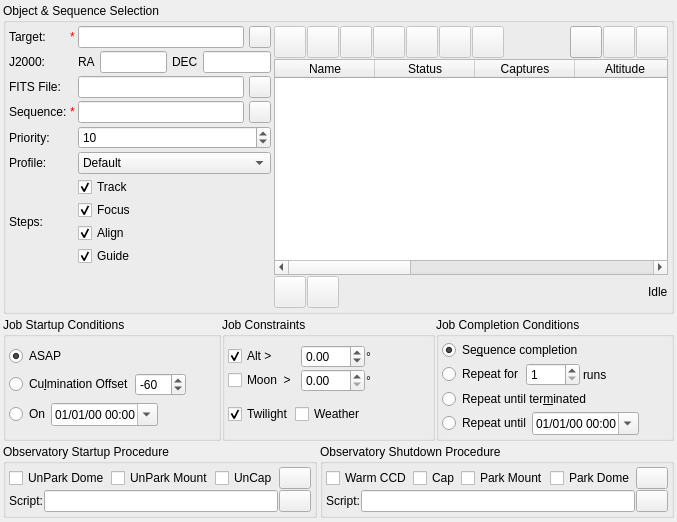
Old version of the form kstars/ekos/scheduler/scheduler.ui in the repository sterne-jaeger/kstars.
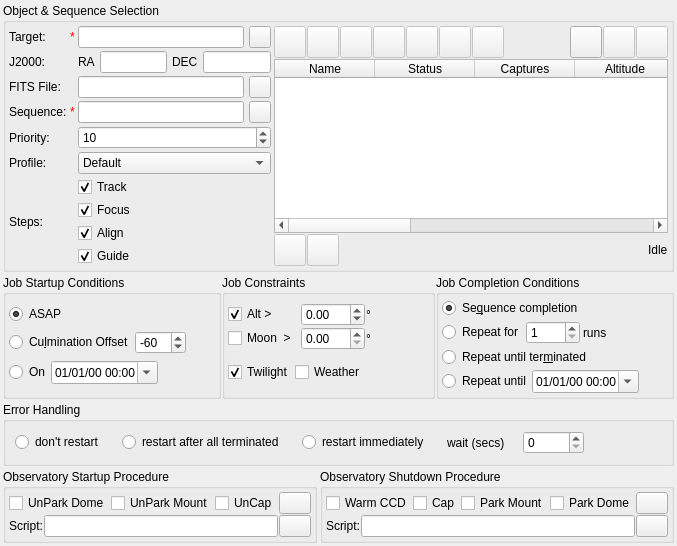
New version of the form. Custom widgets are drawn as their Qt base class.

Commit message: Error handling invisibly added to UI, no functionality yet

Patch:
```diff
--- a/kstars/ekos/scheduler/scheduler.ui
+++ b/kstars/ekos/scheduler/scheduler.ui
@@ -1324,11 +1324,83 @@
     </layout>
    </item>
    <item>
-    <layout class="QHBoxLayout" name="observatoryOperationsLayout" stretch="1,1">
-     <property name="spacing">
-      <number>3</number>
+    <widget class="QGroupBox" name="errorHandlingGroup">
+     <property name="toolTip">
+      <string>&lt;html&gt;&lt;head/&gt;&lt;body&gt;&lt;p&gt;Define what should happen when a job steps into an error or aborts:&lt;/p&gt;
+&lt;ul &quot;&gt;
+&lt;li&gt;&lt;b&gt;don't restart&lt;/b&gt;: Don't restart the job in case of an error or an abort.&lt;/li&gt;
+&lt;li&gt;&lt;b&gt;restart after all terminated&lt;/b&gt;: If a job runs into an error or gets aborted, the scheduler will try to restart it if there is no job left that might be started. This might be the case when all jobs have been terminated or the startup conditions of the remaining jobs a lying in the future. Before these jobs will be restarted, the scheduler waits for the given delay.&lt;/li&gt;
+&lt;li&gt;&lt;b&gt;restart immediately&lt;/b&gt;: As soon as a job runs into an error or gets aborted, the scheduler will wait the given delay and then will try to restart the job. This will be repeated until another job get's higher priority.&lt;/li&gt;
+&lt;/ul&gt;
+&lt;/body&gt;&lt;/html&gt;</string>
      </property>
-     <item>
+     <property name="title">
+      <string>Error Handling</string>
+     </property>
+     <layout class="QGridLayout" name="gridLayout_3">
+      <property name="horizontalSpacing">
+       <number>18</number>
+      </property>
+      <property name="verticalSpacing">
+       <number>0</number>
+      </property>
+      <item row="0" column="4">
+       <widget class="QLabel" name="errorHandlingWaitLabel">
+        <property name="text">
+         <string>wait (secs)</string>
+        </property>
+       </widget>
+      </item>
+      <item row="0" column="0" colspan="2">
+       <widget class="QRadioButton" name="errorHandlingDontRestartButton">
+        <property name="text">
+         <string>don't restart</string>
+        </property>
+       </widget>
+      </item>
+      <item row="0" column="3">
+       <widget class="QRadioButton" name="errorHandlingRestartImmediatelyButton">
+        <property name="text">
+         <string>restart immediately</string>
+        </property>
+       </widget>
+      </item>
+      <item row="0" column="2">
+       <widget class="QRadioButton" name="errorHandlingRestartAfterAllButton">
+        <property name="text">
+         <string>restart after all terminated</string>
+        </property>
+       </widget>
+      </item>
+      <item row="0" column="6">
+       <spacer name="horizontalSpacer_9">
+        <property name="orientation">
+         <enum>Qt::Horizontal</enum>
+        </property>
+        <property name="sizeHint" stdset="0">
+         <size>
+          <width>40</width>
+          <height>20</height>
+         </size>
+        </property>
+       </spacer>
+      </item>
+      <item row="0" column="5">
+       <widget class="QSpinBox" name="errorHandlingDelaySB">
+        <property name="maximum">
+         <number>10000</number>
+        </property>
+        <property name="singleStep">
+         <number>10</number>
+        </property>
+       </widget>
+      </item>
+     </layout>
+    </widget>
+   </item>
+   <item>
+    <layout class="QGridLayout" name="schedulerSettingsGroup">
+     <item row="0" column="1">
       <widget class="QGroupBox" name="startupGroupBox">
        <property name="toolTip">
         <string>&lt;html&gt;&lt;head/&gt;&lt;body&gt;&lt;p&gt;One-time startup procedure to be executed before starting Ekos. The script is executed &lt;span style=&quot; font-weight:600; text-decoration: underline;&quot;&gt;before&lt;/span&gt; the startup procedures (e.g. unpark scope), if selected, are executed.&lt;/p&gt;&lt;/body&gt;&lt;/html&gt;</string>
@@ -1476,7 +1548,7 @@
        </layout>
       </widget>
      </item>
-     <item>
+     <item row="0" column="2">
       <widget class="QGroupBox" name="shutdownGroupBox">
        <property name="sizePolicy">
         <sizepolicy hsizetype="Preferred" vsizetype="Preferred">
@@ -1654,6 +1726,13 @@
      </item>
     </layout>
    </item>
+   <item>
+    <layout class="QHBoxLayout" name="observatoryOperationsLayout">
+     <property name="spacing">
+      <number>3</number>
+     </property>
+    </layout>
+   </item>
    <item>
     <spacer name="verticalSpacer">
      <property name="orientation">
```
Left out of the diff: 80 changed lines with no effect on the pictures. The commit also changes 1 other file.
